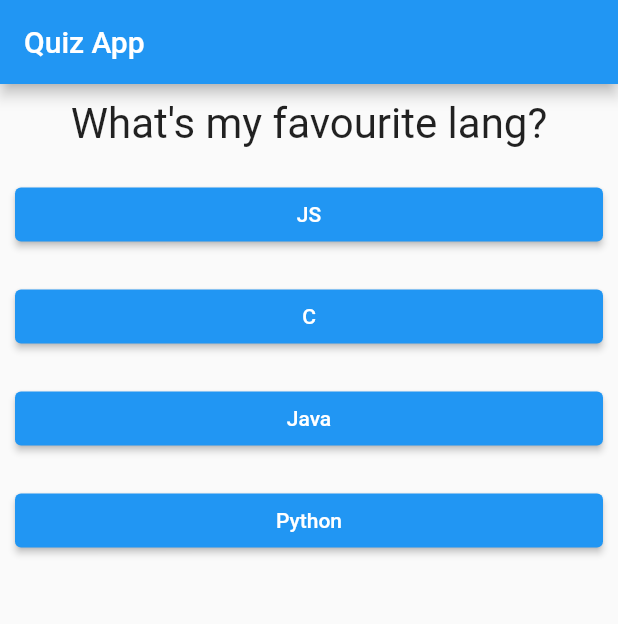
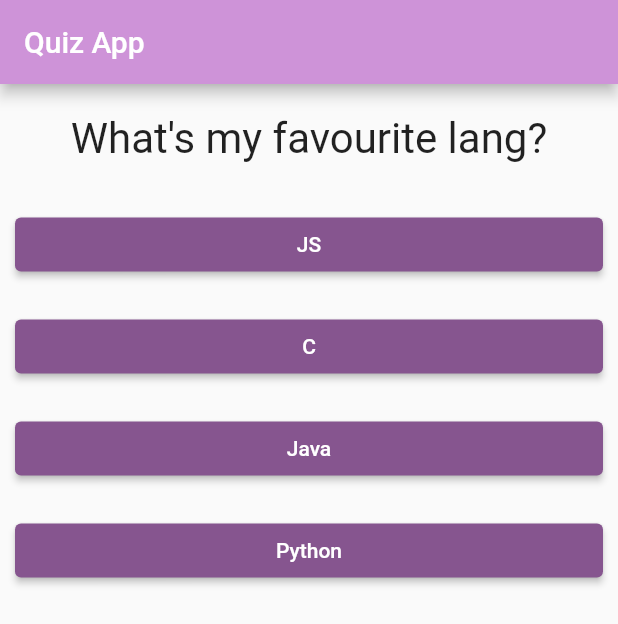
Before and after one commit to nayyyhaa/flutter-quiz-app, a Flutter app: the screen it shows after launch, on a phone screen of 412 x 824 dp. Shown: the top 624 px of the screen. Run offline on Flutter 3.47's test engine with Material 2 defaults, Android fonts, the phone set to English and light mode, and no system bars.

Commit message:
style: color theme

```diff
--- a/lib/answer.dart
+++ b/lib/answer.dart
@@ -14,6 +14,11 @@ class Answer extends StatelessWidget {
       margin: const EdgeInsets.all(10),
       child: ElevatedButton(
         onPressed: () => validateAnswer(option),
+        style: ButtonStyle(
+          backgroundColor: MaterialStateProperty.all(
+            Color.fromARGB(255, 134, 85, 143),
+          ),
+        ),
         child: Text(option),
       ),
     );
--- a/lib/main.dart
+++ b/lib/main.dart
@@ -53,6 +53,7 @@ class _MyAppState extends State<MyApp> {
       home: Scaffold(
         appBar: AppBar(
           title: const Text("Quiz App"),
+          backgroundColor: Colors.purple[200],
         ),
         body: _currentIndex < _questions.length
             ? Quiz(
--- a/lib/question.dart
+++ b/lib/question.dart
@@ -9,7 +9,7 @@ class Question extends StatelessWidget {
   Widget build(BuildContext context) {
     return Container(
         width: double.infinity,
-        margin: const EdgeInsets.symmetric(vertical: 10),
+        margin: const EdgeInsets.symmetric(vertical: 20),
         child: Text(question,
             style: const TextStyle(fontSize: 28), textAlign: TextAlign.center));
   }
```
Also changed, not shown: pubspec.lock, 1 other file.
